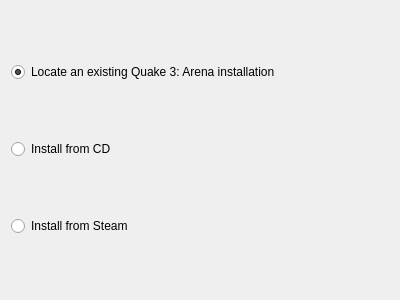
The window that installwizard_installtype.ui (ioquake/launch) describes before a commit, drawn with Qt 5.
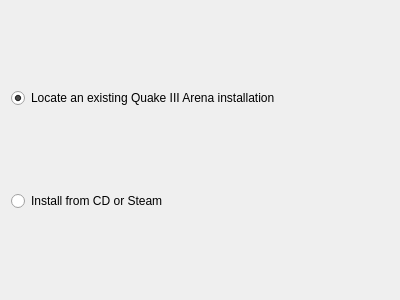
The same window after the commit.

Commit message: Added "install" wizard page for selecting pak0.pk3 location and Q3A destination directory.

What changed in the file:
```diff
--- a/installwizard_installtype.ui
+++ b/installwizard_installtype.ui
@@ -20,7 +20,7 @@
    <item>
     <widget class="QRadioButton" name="rbLocate">
      <property name="text">
-      <string>Locate an existing Quake 3: Arena installation</string>
+      <string>Locate an existing Quake III Arena installation</string>
      </property>
      <property name="checked">
       <bool>true</bool>
@@ -30,14 +30,7 @@
    <item>
     <widget class="QRadioButton" name="rbCD">
      <property name="text">
-      <string>Install from CD</string>
-     </property>
-    </widget>
-   </item>
-   <item>
-    <widget class="QRadioButton" name="rbSteam">
-     <property name="text">
-      <string>Install from Steam</string>
+      <string>Install from CD or Steam</string>
      </property>
     </widget>
    </item>
```
Left out of the diff: 2 changed lines with no effect on the pictures. The commit also changes 11 other files.
